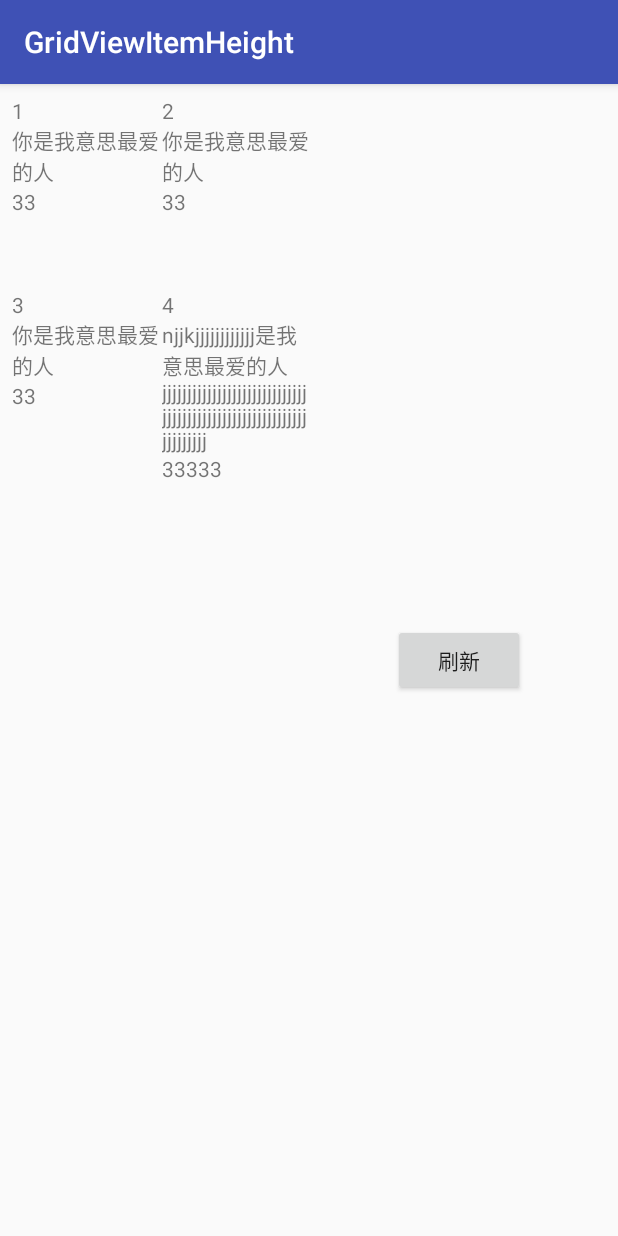
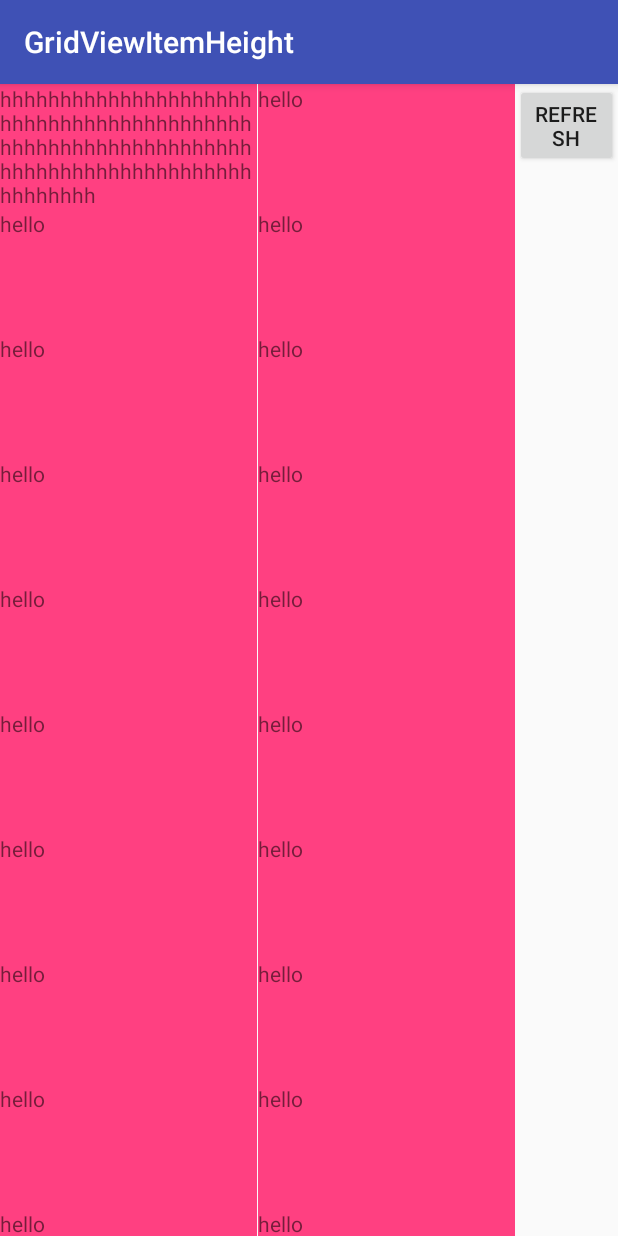
Before and after one commit to kevinstar9527/GridViewItemHeight, an Android app: the screen it shows after launch (MainActivity before the commit, Main2Activity after it), on a phone screen of 412 x 824 dp. Run offline under Robolectric (Android 15) with nearby library versions, the phone set to English and light mode, and no system bars.

Commit message:
1.新增一种实现 设置gridview item布局的高度一致的方式（主要在布局之前 先计算出所有item 的高度并用一个数组给他记录下来  取其中最大的为item的高度）

```diff
--- a/app/build.gradle
+++ b/app/build.gradle
@@ -2,7 +2,7 @@ apply plugin: 'com.android.application'
 
 android {
     compileSdkVersion 25
-    buildToolsVersion "25.0.3"
+    buildToolsVersion "25.0.0"
     defaultConfig {
         applicationId "com.example.admin.gridviewitemheight"
         minSdkVersion 15
@@ -24,7 +24,7 @@ dependencies {
     androidTestCompile('com.android.support.test.espresso:espresso-core:2.2.2', {
         exclude group: 'com.android.support', module: 'support-annotations'
     })
-    compile 'com.android.support:appcompat-v7:25.3.1'
+    compile 'com.android.support:appcompat-v7:25.0.0'
     compile 'com.android.support.constraint:constraint-layout:1.0.2'
     testCompile 'junit:junit:4.12'
 }
--- a/app/src/main/AndroidManifest.xml
+++ b/app/src/main/AndroidManifest.xml
@@ -9,13 +9,14 @@
         android:roundIcon="@mipmap/ic_launcher_round"
         android:supportsRtl="true"
         android:theme="@style/AppTheme">
-        <activity android:name=".MainActivity">
+        <activity android:name=".Main2Activity">
             <intent-filter>
                 <action android:name="android.intent.action.MAIN" />
 
                 <category android:name="android.intent.category.LAUNCHER" />
             </intent-filter>
         </activity>
+        <activity android:name=".MainActivity"/>
     </application>
 
 </manifest>
--- /dev/null
+++ b/app/src/main/java/com/example/admin/gridviewitemheight/GridViewAdapter1.java
@@ -0,0 +1,94 @@
+package com.example.admin.gridviewitemheight;
+
+import android.content.Context;
+import android.view.LayoutInflater;
+import android.view.View;
+import android.view.ViewGroup;
+import android.widget.TextView;
+
+import com.example.admin.gridviewitemheight.widget.CustomAdapter;
+import com.example.admin.gridviewitemheight.widget.GridViewItemLayout;
+
+import org.w3c.dom.Text;
+
+import java.util.List;
+
+/**
+ * Created by Administrator on 2017/7/29.
+ */
+
+public class GridViewAdapter1 extends CustomAdapter {
+
+    private Context mContext;
+    private List<String> mItems;
+
+    public GridViewAdapter1(Context context, List<String> items) {
+        mContext = context;
+        mItems = items;
+    }
+
+    @Override
+    public void measureItems(int columnWidth) {
+        // Obtain system inflater
+        LayoutInflater inflater = (LayoutInflater) mContext.getSystemService(Context.LAYOUT_INFLATER_SERVICE);
+        // Inflate temp layout object for measuring
+        GridViewItemLayout itemView = (GridViewItemLayout)inflater.inflate(R.layout.list_confirm_item, null);
+
+        // Create measuring specs
+        int widthMeasureSpec = View.MeasureSpec.makeMeasureSpec(columnWidth, View.MeasureSpec.EXACTLY);
+        int heightMeasureSpec = View.MeasureSpec.makeMeasureSpec(0, View.MeasureSpec.UNSPECIFIED);
+
+        // Loop through each data object
+        for(int index = 0; index < mItems.size(); index++) {
+            String item = mItems.get(index);
+
+            // Set position and data
+            itemView.setPosition(index);
+            updateItemDisplay(item,itemView);
+
+            // Force measuring
+            itemView.requestLayout();
+            itemView.measure(widthMeasureSpec, heightMeasureSpec);
+        }
+    }
+
+    private void updateItemDisplay(String item,View convertView) {
+
+        TextView textView = (TextView) convertView.findViewById(R.id.text);
+        textView.setText(item);
+
+    }
+
+    @Override
+    public int getCount() {
+        return mItems.size();
+    }
+
+    @Override
+    public Object getItem(int position) {
+        return mItems.get(position);
+    }
+
+    @Override
+    public long getItemId(int position) {
+        return position;
+    }
+
+    @Override
+    public View getView(int position, View convertView, ViewGroup parent) {
+        Holder holder;
+        if (convertView == null){
+            holder = new Holder();
+            convertView = View.inflate(mContext,R.layout.list_confirm_item,null);
+            holder.text = (TextView) convertView.findViewById(R.id.text);
+            convertView.setTag(holder);
+        }else {
+            holder = (Holder) convertView.getTag();
+        }
+        holder.text.setText(mItems.get(position));
+        return convertView;
+    }
+    class Holder{
+        public TextView text;
+    }
+}
--- /dev/null
+++ b/app/src/main/java/com/example/admin/gridviewitemheight/Main2Activity.java
@@ -0,0 +1,113 @@
+package com.example.admin.gridviewitemheight;
+
+import android.os.Bundle;
+import android.support.annotation.Nullable;
+import android.support.v7.app.AppCompatActivity;
+import android.view.View;
+import android.widget.Button;
+
+import com.example.admin.gridviewitemheight.widget.AutoMeasureGridView;
+
+import java.util.ArrayList;
+import java.util.List;
+
+/**
+ * Created by Administrator on 2017/7/29.
+ */
+
+public class Main2Activity extends AppCompatActivity {
+
+    private List<String> mStrings;
+    private AutoMeasureGridView mAutoMeasureGridView;
+
+    @Override
+    protected void onCreate(@Nullable Bundle savedInstanceState) {
+        super.onCreate(savedInstanceState);
+        setContentView(R.layout.activity_main2);
+        mStrings = new ArrayList<>();
+        mStrings.add("hhhhhhhhhhhhhhhhhhhhhhhhhhhhhhhhhhhhhhhhhhhhhhhhhhhhhhhhhhhhhhhhhhhhhhhhhhhhhhhhhhhhhhhhhhhh");
+        mStrings.add("hello");
+        mStrings.add("hello");
+        mStrings.add("hello");
+        mStrings.add("hello");
+        mStrings.add("hello");
+        mStrings.add("hello");
+        mStrings.add("hello");
+        mStrings.add("hello");
+        mStrings.add("hello");
+        mStrings.add("hello");
+        mStrings.add("hello");
+        mStrings.add("hello");
+        mStrings.add("hello");
+        mStrings.add("hello");
+        mStrings.add("hello");
+        mStrings.add("hello");
+        mStrings.add("hello");
+        mStrings.add("hello");
+        mStrings.add("hello");
+        mStrings.add("hello");
+        mStrings.add("hello");
+        mStrings.add("hello");
+        mStrings.add("hello");
+        mStrings.add("hello");
+        mStrings.add("hello");
+        mStrings.add("hello");
+        mStrings.add("hello");
+        mStrings.add("hello");
+        mStrings.add("hello");
+        mStrings.add("hello");
+        mStrings.add("hello");
+        mStrings.add("hello");
+        mStrings.add("hello");
+        mStrings.add("hello");
+        mStrings.add("hello");
+        mStrings.add("hello");
+        mStrings.add("hello");
+        mStrings.add("hello");
+        mStrings.add("hello");
+        mStrings.add("hello");
+        mStrings.add("hello");
+        mStrings.add("hello");
+        mStrings.add("hello");
+        mStrings.add("hello");
+        mStrings.add("hello");
+        mStrings.add("hello");
+        mStrings.add("hello");
+        mStrings.add("hello");
+        mStrings.add("hello");
+        mStrings.add("hello");
+        mStrings.add("hello");
+        mStrings.add("hello");
+        mStrings.add("hello");
+        mStrings.add("hello");
+        mStrings.add("hello");
+        mStrings.add("hello");
+        mStrings.add("hello");
+        mStrings.add("hello");
+        mStrings.add("hello");
+        mStrings.add("hello");
+        mStrings.add("hello");
+        mStrings.add("hello");
+        mStrings.add("hello");
+        mStrings.add("hello");
+        mStrings.add("hello");
+        mStrings.add("hello");
+        mStrings.add("hello");
+        mStrings.add("hello");
+        mStrings.add("hello");
+        mStrings.add("hello");
+        mStrings.add("hello");
+        mStrings.add("hello");
+        mAutoMeasureGridView = (AutoMeasureGridView) findViewById(R.id.gridview);
+        mAutoMeasureGridView.setAdapter(new GridViewAdapter1(this, mStrings));
+        final Button button = (Button) findViewById(R.id.button);
+        button.setOnClickListener(new View.OnClickListener() {
+            @Override
+            public void onClick(View v) {
+                mStrings.clear();
+                mStrings.add("hello");
+                ((GridViewAdapter1) mAutoMeasureGridView.getAdapter()).notifyDataSetChanged();
+            }
+        });
+    }
+}
--- a/app/src/main/java/com/example/admin/gridviewitemheight/MainActivity.java
+++ b/app/src/main/java/com/example/admin/gridviewitemheight/MainActivity.java
@@ -3,6 +3,7 @@ package com.example.admin.gridviewitemheight;
 import android.content.Context;
 import android.os.Bundle;
 import android.support.v7.app.AppCompatActivity;
+import android.view.LayoutInflater;
 import android.view.View;
 import android.view.ViewGroup;
 import android.view.ViewTreeObserver;
@@ -24,16 +25,13 @@ public class MainActivity extends AppCompatActivity {
         setContentView(R.layout.activity_main);
         final GridView gridView = (GridView) findViewById(R.id.gridview);
         atypeEntities = new ArrayList<>();
+        addFirstItemData();
         for (int i = 0; i < 3; i++) {
             AtypeEntity atypeEntity = new AtypeEntity();
             atypeEntity.setAtype_kusercode("33");
             atypeEntity.setAtype_name("你是我意思最爱的人");
             atypeEntities.add(atypeEntity);
         }
-        AtypeEntity atypeEntitysss = new AtypeEntity();
-        atypeEntitysss.setAtype_name("njjkjjjjjjjjjjjj是我意思最爱的人jjjjjjjjjjjjjjjjjjjjjjjjjjjjjjjjjjjjjjjjjjjjjjjjjjjjjjjjjjjjjjjjjjj");
-        atypeEntitysss.setAtype_kusercode("33333");
-        atypeEntities.add(atypeEntitysss);
         gridView.setAdapter(new GridViewAdapter(gridView,this, atypeEntities));
         Button button = (Button) findViewById(R.id.button);
         button.setOnClickListener(new View.OnClickListener() {
@@ -50,6 +48,17 @@ public class MainActivity extends AppCompatActivity {
             }
         });
     }
+
+    /**
+     * set first position data view heighter than others
+     */
+    private void addFirstItemData() {
+        AtypeEntity atypeEntitysss = new AtypeEntity();
+        atypeEntitysss.setAtype_name("njjkjjjjjjjjjjjj是我意思最爱的人jjjjjjjjjjjjjjjjjjjjjjjjjjjjjjjjjjjjjjjjjjjjjjjjjjjjjjjjjjjjjjjjjjj");
+        atypeEntitysss.setAtype_kusercode("33333");
+        atypeEntities.add(atypeEntitysss);
+    }
+
     class GridViewAdapter extends BaseAdapter{
 
         private GridView gv;
@@ -64,31 +73,26 @@ public class MainActivity extends AppCompatActivity {
 
         @Override
         public int getCount() {
-            // TODO Auto-generated method stub
             return data.size();
         }
 
         @Override
         public Object getItem(int position) {
-            // TODO Auto-generated method stub
             return data.get(position);
         }
 
         @Override
         public long getItemId(int position) {
-            // TODO Auto-generated method stub
             return position;
         }
 
         @Override
         public View getView(int position, View convertView, ViewGroup parent) {
-            // TODO Auto-generated method stub
-
             Holder holder;
             if (convertView == null) {
                 holder = new Holder();
-                convertView = View.inflate(context,
-                        R.layout.gridview, null);
+
+                convertView = View.inflate(context, R.layout.item_gridview,null);
 
                 holder.atype_serial_num = (TextView) convertView
                         .findViewById(R.id.atype_serial_num);
@@ -99,7 +103,7 @@ public class MainActivity extends AppCompatActivity {
                 convertView.setTag(holder);
                 // 绑定listener监听器，检测convertview的height
 
-                holder.update();
+               holder.update();
             } else {
                 holder = (Holder) convertView.getTag();
             }
@@ -120,6 +124,10 @@ public class MainActivity extends AppCompatActivity {
             public TextView atype_name;
             public TextView atype_kusercode;
 
+            /**
+             * 该方法其实真正需要的是两个参数 一个是其中某一个控件（用于获取到position）
+             * 另一个是convertView 用于测量每一个Cell的高度
+             */
             public void update() {
 
                 // 精确计算GridView的item高度
@@ -136,20 +144,16 @@ public class MainActivity extends AppCompatActivity {
                                     int height = v.getHeight();
                                     View view = gv.getChildAt(position - 1);
                                     if (view == null) return;
-                                    int lastheight = view.getHeight();
+                                    int lastHeight = view.getHeight();
 
                                     // 得到同一行的最后一个item和前一个item想比较，把谁的height大，就把两者中
                                     // height小的item的高度设定为height较大的item的高度一致，也就是保证同一
                                     // // 行高度相等即可
 
-                                    if (height > lastheight) {
-                                        view.setLayoutParams(new GridView.LayoutParams(
-                                                GridView.LayoutParams.FILL_PARENT,
-                                                height));
-                                    } else if (height < lastheight) {
-                                        v.setLayoutParams(new GridView.LayoutParams(
-                                                GridView.LayoutParams.FILL_PARENT,
-                                                lastheight));
+                                    if (height > lastHeight) {
+                                        view.setLayoutParams(new GridView.LayoutParams(GridView.LayoutParams.MATCH_PARENT, height));
+                                    } else if (height < lastHeight) {
+                                        v.setLayoutParams(new GridView.LayoutParams(GridView.LayoutParams.MATCH_PARENT, lastHeight));
                                     }
                                 }
                             }
--- /dev/null
+++ b/app/src/main/java/com/example/admin/gridviewitemheight/widget/AutoMeasureGridView.java
@@ -0,0 +1,37 @@
+package com.example.admin.gridviewitemheight.widget;
+
+import android.content.Context;
+import android.util.AttributeSet;
+import android.widget.GridView;
+
+import com.example.admin.gridviewitemheight.R;
+
+/**
+ * Created by Administrator on 2017/7/29.
+ */
+
+public class AutoMeasureGridView extends GridView {
+
+    public AutoMeasureGridView(Context context) {
+        super(context);
+    }
+
+    public AutoMeasureGridView(Context context, AttributeSet attrs) {
+        super(context, attrs);
+    }
+    @Override
+    protected void onLayout(boolean changed, int l, int t, int r, int b) {
+        if(changed) {
+            CustomAdapter adapter = (CustomAdapter)getAdapter();
+
+            int numColumns = getNumColumns(); //getContext().getResources().getInteger(R.integer.list_num_columns);
+            GridViewItemLayout.initItemLayout(numColumns, adapter.getCount());
+
+            if(numColumns > 1) {
+                int columnWidth = getMeasuredWidth() / numColumns;
+                adapter.measureItems(columnWidth);
+            }
+        }
+        super.onLayout(changed, l, t, r, b);
+    }
+}
--- /dev/null
+++ b/app/src/main/java/com/example/admin/gridviewitemheight/widget/CustomAdapter.java
@@ -0,0 +1,19 @@
+package com.example.admin.gridviewitemheight.widget;
+
+import android.content.Context;
+import android.view.LayoutInflater;
+import android.view.View;
+import android.widget.BaseAdapter;
+
+import com.example.admin.gridviewitemheight.R;
+
+/**
+ * Created by Administrator on 2017/7/29.
+ */
+
+public abstract class CustomAdapter extends BaseAdapter {
+    /**
+     * Run a pass through each item and force a measure to determine the max height for each row
+     */
+    public abstract void measureItems(int columnWidth) ;
+}
--- /dev/null
+++ b/app/src/main/java/com/example/admin/gridviewitemheight/widget/GridViewItemLayout.java
@@ -0,0 +1,71 @@
+package com.example.admin.gridviewitemheight.widget;
+
+import android.content.Context;
+import android.support.annotation.Nullable;
+import android.util.AttributeSet;
+import android.widget.LinearLayout;
+
+/**
+ * Created by Administrator on 2017/7/29.
+ */
+
+public class GridViewItemLayout extends LinearLayout {
+
+    // Array of max cell heights for each row
+    private static int[] mMaxRowHeight;
+
+    // The number of columns in the grid view
+    private static int mNumColumns;
+
+    // The position of the view cell
+    private int mPosition;
+
+    public GridViewItemLayout(Context context) {
+        super(context);
+    }
+
+    public GridViewItemLayout(Context context, @Nullable AttributeSet attrs) {
+        super(context, attrs);
+    }
+
+    /**
+     * Set the position of the view cell
+     * @param position
+     */
+    public void setPosition(int position) {
+        mPosition = position;
+    }
+
+    /**
+     * Set the number of columns and item count in order to accurately store the
+     * max height for each row. This must be called whenever there is a change to the layout
+     * or content data.
+     *
+     * @param numColumns
+     * @param itemCount
+     */
+    public static void initItemLayout(int numColumns, int itemCount) {
+        mNumColumns = numColumns;
+        mMaxRowHeight = new int[itemCount];
+    }
+
+    @Override
+    protected void onMeasure(int widthMeasureSpec, int heightMeasureSpec) {
+        super.onMeasure(widthMeasureSpec, heightMeasureSpec);
+        // Do not calculate max height if column count is only one
+        if(mNumColumns <= 1 || mMaxRowHeight == null) {
+            return;
+        }
+
+        // Get the current view cell index for the grid row
+        int rowIndex = mPosition / mNumColumns;
+        // Get the measured height for this layout
+        int measuredHeight = getMeasuredHeight();
+        // If the current height is larger than previous measurements, update the array
+        if(measuredHeight > mMaxRowHeight[rowIndex]) {
+            mMaxRowHeight[rowIndex] = measuredHeight;
+        }
+        // Update the dimensions of the layout to reflect the max height
+        setMeasuredDimension(getMeasuredWidth(), mMaxRowHeight[rowIndex]);
+    }
+}
--- /dev/null
+++ b/app/src/main/res/layout/activity_main2.xml
@@ -0,0 +1,20 @@
+<?xml version="1.0" encoding="utf-8"?>
+<LinearLayout xmlns:android="http://schemas.android.com/apk/res/android"
+              android:orientation="horizontal"
+              android:layout_width="match_parent"
+              android:layout_height="match_parent">
+<com.example.admin.gridviewitemheight.widget.AutoMeasureGridView
+    android:id="@+id/gridview"
+    android:numColumns="auto_fit"
+    android:horizontalSpacing="1dp"
+    android:stretchMode="columnWidth"
+    android:layout_width="0dp"
+    android:layout_weight="5"
+    android:layout_height="wrap_content"/>
+    <Button
+        android:text="refresh"
+        android:id="@+id/button"
+        android:layout_weight="1"
+        android:layout_width="0dp"
+        android:layout_height="wrap_content"/>
+</LinearLayout>
--- a/app/src/main/res/layout/gridview.xml
+++ b/app/src/main/res/layout/item_gridview.xml
@@ -1,7 +1,7 @@
 <?xml version="1.0" encoding="utf-8"?>
 <LinearLayout xmlns:android="http://schemas.android.com/apk/res/android"
     android:orientation="vertical" android:layout_width="match_parent"
-    android:layout_height="match_parent">
+    android:background="@color/colorAccent" android:layout_height="match_parent">
 <TextView
     android:id="@+id/atype_serial_num"
     android:layout_width="wrap_content"
--- /dev/null
+++ b/app/src/main/res/layout/list_confirm_item.xml
@@ -0,0 +1,12 @@
+<?xml version="1.0" encoding="utf-8"?>
+<com.example.admin.gridviewitemheight.widget.GridViewItemLayout xmlns:android="http://schemas.android.com/apk/res/android"
+              android:orientation="vertical"
+              android:background="@color/colorAccent"
+              android:layout_width="match_parent"
+              android:layout_height="match_parent">
+    <TextView
+        android:id="@+id/text"
+        android:layout_width="match_parent"
+        android:layout_height="wrap_content"/>
+
+</com.example.admin.gridviewitemheight.widget.GridViewItemLayout>
```
